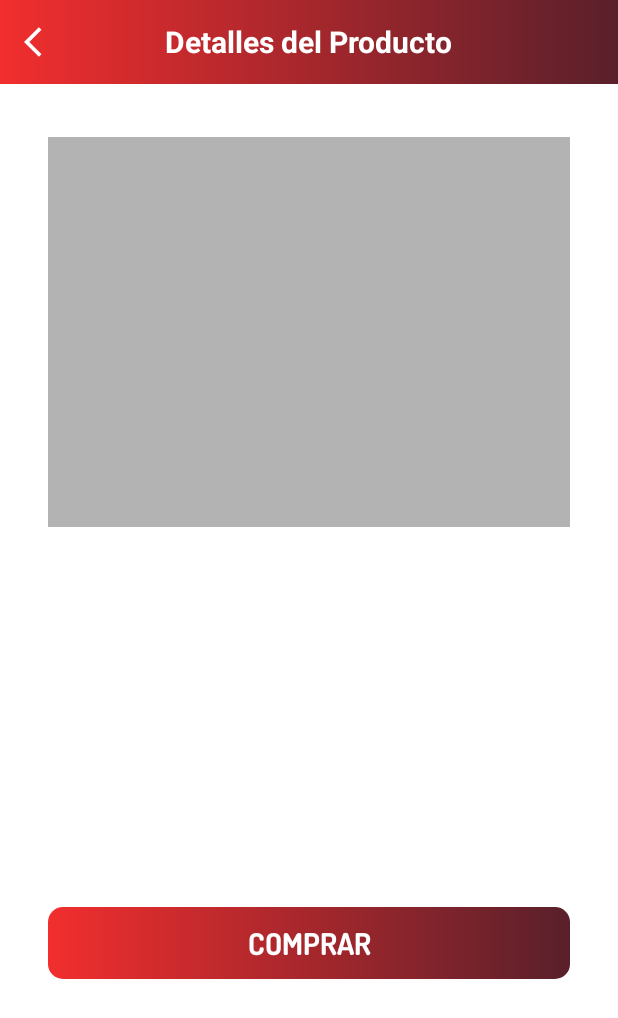
After one commit to danburitica/TiendaComicsApp, an Android app: the ProductDetailsActivity screen opened directly, with no data from a screen before it, on a phone screen of 412 x 824 dp. The commit adds this screen. Shown: the top 1018 px of the screen. Run offline under Robolectric (Android 15) with nearby library versions, the phone set to English and light mode, and no system bars; our stand-ins replace Firebase (no records; nobody signed in at launch, a user with empty details on screens opened directly).

Commit message:
Create product details activity

```diff
--- a/app/src/main/java/com/tiendacomics20/firestore/FirestoreClass.kt
+++ b/app/src/main/java/com/tiendacomics20/firestore/FirestoreClass.kt
@@ -14,11 +14,7 @@ import com.google.firebase.storage.StorageReference
 import com.google.firebase.storage.ktx.storage
 import com.tiendacomics20.models.Product
 import com.tiendacomics20.models.User
-import com.tiendacomics20.ui.activities.AccountActivity
-import com.tiendacomics20.ui.activities.LoginActivity
-import com.tiendacomics20.ui.activities.RegisterActivity
-import com.tiendacomics20.ui.activities.UserProfileActivity
-import com.tiendacomics20.ui.activities.AddProductActivity
+import com.tiendacomics20.ui.activities.*
 import com.tiendacomics20.ui.fragments.DashboardFragment
 import com.tiendacomics20.ui.fragments.ProductsFragment
 import com.tiendacomics20.utils.Constants
@@ -250,4 +246,21 @@ class FirestoreClass {
                 "Ocurrió un error mientras se eliminaba el producto", e)
             }
     }
+
+    fun getProductDetails(activity: ProductDetailsActivity, productId: String){
+        mFireStore.collection(Constants.PRODUCTS)
+            .document(productId)
+            .get()
+            .addOnSuccessListener { document ->
+                val product = document.toObject(Product::class.java)
+                if(product != null){
+                    activity.productDetailsSuccess(product)
+                }
+            }
+            .addOnFailureListener { e ->
+                activity.hideProgressDialog()
+
+                Log.e(activity.javaClass.simpleName, "Ocurrió un error mientras se obtenía el detalle del producto")
+            }
+    }
 }
--- /dev/null
+++ b/app/src/main/java/com/tiendacomics20/ui/activities/ProductDetailsActivity.kt
@@ -0,0 +1,74 @@
+package com.tiendacomics20.ui.activities
+
+import android.annotation.SuppressLint
+import android.content.Intent
+import android.os.Bundle
+import androidx.appcompat.app.AlertDialog
+import com.tiendacomics20.R
+import com.tiendacomics20.firestore.FirestoreClass
+import com.tiendacomics20.models.Product
+import com.tiendacomics20.ui.fragments.OrdersFragment
+import com.tiendacomics20.utils.Constants
+import com.tiendacomics20.utils.GlideLoader
+import kotlinx.android.synthetic.main.activity_product_details.*
+import kotlinx.android.synthetic.main.activity_user_profile.*
+
+class ProductDetailsActivity : BaseActivity() {
+
+    private var mProductId: String = ""
+
+    override fun onCreate(savedInstanceState: Bundle?) {
+        super.onCreate(savedInstanceState)
+        setContentView(R.layout.activity_product_details)
+
+        setupActionBar()
+
+        if (intent.hasExtra(Constants.EXTRA_PRODUCT_ID)){
+            mProductId = intent.getStringExtra(Constants.EXTRA_PRODUCT_ID)!!
+        }
+
+        getProductDetails()
+
+        btn_buy.setOnClickListener{
+            val dialog = AlertDialog.Builder(this)
+                .setTitle("Información")
+                .setMessage("Próximamente podrás comprar este producto a través de Tienda Comics")
+                .setIcon(R.drawable.ic_info)
+                .setPositiveButton("Aceptar") { view, _ ->
+                    view.dismiss()
+                }
+                .setCancelable(false)
+                .create()
+
+            dialog.show()
+        }
+    }
+
+    private fun setupActionBar(){
+        setSupportActionBar(toolbar_product_details_activity)
+
+        supportActionBar?.setDisplayHomeAsUpEnabled(true)
+        supportActionBar?.setHomeAsUpIndicator(R.drawable.ic_baseline_arrow_back_ios_24)
+        supportActionBar?.setDisplayShowTitleEnabled(false)
+
+        toolbar_product_details_activity.setNavigationOnClickListener { onBackPressed() }
+    }
+
+    private fun getProductDetails(){
+        showProgressDialog("Por favor espera...")
+        FirestoreClass().getProductDetails(this, mProductId)
+    }
+
+    @SuppressLint("SetTextI18n")
+    fun productDetailsSuccess(product: Product){
+        hideProgressDialog()
+        GlideLoader(this).loadProductPicture(
+            product.image,
+            iv_product_detail_image
+        )
+        tv_product_details_title.text = product.title
+        tv_product_details_price.text = "$ ${product.price}"
+        tv_product_details_stock.text = "Cantidad disponible: ${product.stock_quantity}"
+        tv_product_details_description.text = product.description
+    }
+}
--- a/app/src/main/java/com/tiendacomics20/ui/fragments/DashboardFragment.kt
+++ b/app/src/main/java/com/tiendacomics20/ui/fragments/DashboardFragment.kt
@@ -13,8 +13,10 @@ import com.tiendacomics20.databinding.FragmentDashboardBinding
 import com.tiendacomics20.firestore.FirestoreClass
 import com.tiendacomics20.models.Product
 import com.tiendacomics20.ui.activities.AccountActivity
+import com.tiendacomics20.ui.activities.ProductDetailsActivity
 import com.tiendacomics20.ui.adapters.DashboardItemsListAdapter
 import com.tiendacomics20.ui.adapters.MyProductsListAdapter
+import com.tiendacomics20.utils.Constants
 import kotlinx.android.synthetic.main.fragment_dashboard.*
 import kotlinx.android.synthetic.main.fragment_products.*
 
--- a/app/src/main/java/com/tiendacomics20/utils/Constants.kt
+++ b/app/src/main/java/com/tiendacomics20/utils/Constants.kt
@@ -32,6 +32,8 @@ object Constants {
     //Cloud Storage
     const val USER_PROFILE_IMAGE: String = "User_Profile_Image"
 
+    const val EXTRA_PRODUCT_ID: String = "extra_product_id"
+
     fun showImageChooser(activity: Activity){
         val galleryIntent = Intent(
             Intent.ACTION_PICK,
--- /dev/null
+++ b/app/src/main/res/layout/activity_product_details.xml
@@ -0,0 +1,135 @@
+<?xml version="1.0" encoding="utf-8"?>
+<androidx.constraintlayout.widget.ConstraintLayout xmlns:android="http://schemas.android.com/apk/res/android"
+    xmlns:app="http://schemas.android.com/apk/res-auto"
+    xmlns:tools="http://schemas.android.com/tools"
+    android:layout_width="match_parent"
+    android:layout_height="match_parent"
+    tools:context=".ui.activities.ProductDetailsActivity">
+
+    <androidx.appcompat.widget.Toolbar
+        android:id="@+id/toolbar_product_details_activity"
+        android:layout_width="match_parent"
+        android:layout_height="wrap_content"
+        android:background="@drawable/app_gradient_color_background"
+        app:layout_constraintEnd_toEndOf="parent"
+        app:layout_constraintHorizontal_bias="0.0"
+        app:layout_constraintStart_toStartOf="parent"
+        app:layout_constraintTop_toTopOf="parent" >
+
+        <TextView
+            android:id="@+id/tv_title_product_details"
+            android:layout_width="wrap_content"
+            android:layout_height="wrap_content"
+            android:layout_gravity="center"
+            android:text="Detalles del Producto"
+            android:textColor="@color/white"
+            android:textSize="20sp"
+            android:textStyle="bold" />
+    </androidx.appcompat.widget.Toolbar>
+
+    <ScrollView
+        android:layout_width="match_parent"
+        android:layout_height="0dp"
+        android:fillViewport="true"
+        android:scrollbars="none"
+        app:layout_constraintBottom_toBottomOf="parent"
+        app:layout_constraintEnd_toEndOf="parent"
+        app:layout_constraintStart_toStartOf="parent"
+        app:layout_constraintTop_toBottomOf="@+id/toolbar_product_details_activity"
+        tools:ignore="SpeakableTextPresentCheck">
+
+        <androidx.constraintlayout.widget.ConstraintLayout
+            android:layout_width="match_parent"
+            android:layout_height="wrap_content">
+
+            <ImageView
+                android:id="@+id/iv_product_detail_image"
+                android:layout_width="match_parent"
+                android:layout_height="260dp"
+                android:layout_marginStart="32dp"
+                android:layout_marginTop="35dp"
+                android:layout_marginEnd="32dp"
+                android:background="#B3B3B3"
+                android:contentDescription="product details image"
+                android:scaleType="fitXY"
+                app:layout_constraintEnd_toEndOf="parent"
+                app:layout_constraintStart_toStartOf="parent"
+                app:layout_constraintTop_toTopOf="parent" />
+
+            <LinearLayout
+                android:id="@+id/ll_product_details"
+                android:layout_width="match_parent"
+                android:layout_height="wrap_content"
+                android:layout_marginStart="32dp"
+                android:layout_marginTop="20dp"
+                android:layout_marginEnd="32dp"
+                android:orientation="vertical"
+                app:layout_constraintEnd_toEndOf="parent"
+                app:layout_constraintStart_toStartOf="parent"
+                app:layout_constraintTop_toBottomOf="@id/iv_product_detail_image">
+
+                <com.tiendacomics20.utils.TCTextViewBold
+                    android:id="@+id/tv_product_details_title"
+                    android:layout_width="match_parent"
+                    android:layout_height="wrap_content"
+                    android:text=""
+                    android:textColor="@color/black"
+                    android:textSize="30sp" />
+
+                <com.tiendacomics20.utils.TCTextViewRegular
+                    android:id="@+id/tv_product_details_price"
+                    android:layout_width="match_parent"
+                    android:layout_height="wrap_content"
+                    android:text=""
+                    android:textColor="@color/primaryDarkColor"
+                    android:textSize="30sp" />
+
+                <com.tiendacomics20.utils.TCTextViewRegular
+                    android:id="@+id/tv_product_details_stock"
+                    android:layout_width="match_parent"
+                    android:layout_height="wrap_content"
+                    android:text=""
+                    android:textColor="@color/black"
+                    android:textSize="20sp" />
+
+            </LinearLayout>
+
+            <com.tiendacomics20.utils.TCTextViewRegular
+                android:id="@+id/tv_product_details_description"
+                android:layout_width="match_parent"
+                android:layout_height="wrap_content"
+                android:layout_marginStart="32dp"
+                android:layout_marginTop="20dp"
+                android:layout_marginEnd="32dp"
+                android:text=""
+                android:textColor="@color/black"
+                android:textSize="20sp"
+                app:layout_constraintEnd_toEndOf="parent"
+                app:layout_constraintStart_toStartOf="parent"
+                app:layout_constraintTop_toBottomOf="@id/ll_product_details" />
+
+            <com.tiendacomics20.utils.TCButton
+                android:id="@+id/btn_buy"
+                android:layout_width="match_parent"
+                android:layout_height="wrap_content"
+                android:layout_marginStart="32dp"
+                android:layout_marginTop="35dp"
+                android:layout_marginEnd="32dp"
+                android:layout_marginBottom="125dp"
+                android:background="@drawable/button_background"
+                android:foreground="?attr/selectableItemBackground"
+                android:text="Comprar"
+                android:gravity="center"
+                android:paddingTop="10dp"
+                android:paddingBottom="10dp"
+                android:textColor="@color/white"
+                android:textSize="20sp"
+                app:layout_constraintBottom_toBottomOf="parent"
+                app:layout_constraintEnd_toEndOf="parent"
+                app:layout_constraintStart_toStartOf="parent"
+                app:layout_constraintTop_toBottomOf="@+id/tv_product_details_description" />
+
+        </androidx.constraintlayout.widget.ConstraintLayout>
+    </ScrollView>
+
+</androidx.constraintlayout.widget.ConstraintLayout>
--- a/app/src/main/res/layout/fragment_dashboard.xml
+++ b/app/src/main/res/layout/fragment_dashboard.xml
@@ -5,6 +5,7 @@
     android:layout_width="match_parent"
     android:layout_height="match_parent"
     android:background="@color/white"
+    android:paddingBottom="?attr/actionBarSize"
     tools:context=".ui.fragments.DashboardFragment">
 
     <androidx.recyclerview.widget.RecyclerView
--- a/app/src/main/res/layout/fragment_products.xml
+++ b/app/src/main/res/layout/fragment_products.xml
@@ -12,6 +12,7 @@
         android:layout_width="match_parent"
         android:layout_height="match_parent"
         android:visibility="gone"
+        android:paddingBottom="?attr/actionBarSize"
         app:layout_constraintBottom_toBottomOf="parent"
         app:layout_constraintEnd_toEndOf="parent"
         app:layout_constraintStart_toStartOf="parent"
--- a/build.gradle
+++ b/build.gradle
@@ -5,7 +5,7 @@ buildscript {
         mavenCentral()
     }
     dependencies {
-        classpath "com.android.tools.build:gradle:7.0.3"
+        classpath 'com.android.tools.build:gradle:7.0.4'
         classpath "org.jetbrains.kotlin:kotlin-gradle-plugin:1.6.0"
 
         classpath 'com.google.gms:google-services:4.3.10'
```
Also changed, not shown: app/src/main/AndroidManifest.xml (+6 -1 lines), app/src/main/java/com/tiendacomics20/ui/adapters/DashboardItemsListAdapter.kt (+19 -0 lines), app/src/main/java/com/tiendacomics20/ui/adapters/MyProductsListAdapter.kt (+9 -0 lines), app/src/main/res/layout/activity_account.xml (+0 -30 lines), app/src/main/res/layout/item_list_layout.xml (+7 -2 lines), app/src/main/res/drawable/ic_info.png (added).
